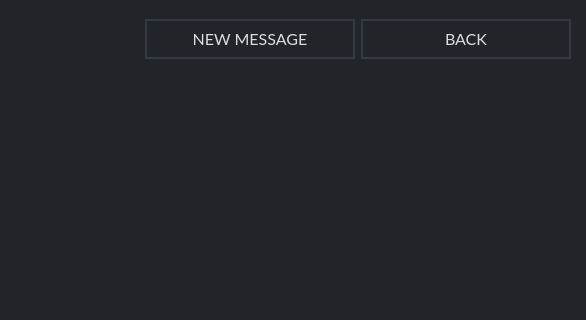
ConcealNetwork/conceal-desktop, file src/gui/ui/messagesframe.ui: the form before one commit; both pictures show x 684 to 1270 and y 0 to 320 of the 1270 by 700 pixel window.
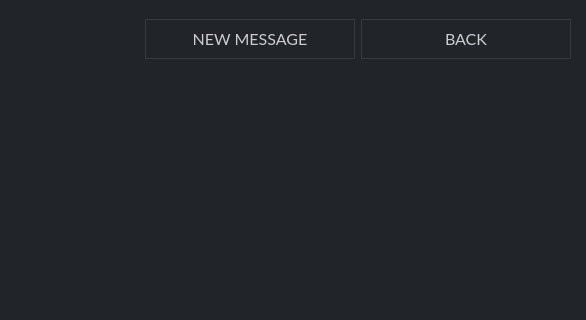
The form after the commit. Icons and pictures are not drawn.

What changed in the file:
```diff
--- a/src/gui/ui/messagesframe.ui
+++ b/src/gui/ui/messagesframe.ui
@@ -138,7 +138,9 @@
         </font>
        </property>
        <property name="styleSheet">
-        <string notr="true">color: #ddd; border: 2px solid #343a40; font-size: 16px;</string>
+        <string notr="true">QPushButton#m_newMessageButton {color: #ccc; border: 1px solid #343a40; font-size: 16px; background-color: #21259;}
+
+QPushButton#m_newMessageButton:hover {color: #ddd; border: 2px solid #444; font-size: 16px; background-color: #21259;}</string>
        </property>
        <property name="text">
         <string>NEW MESSAGE</string>
@@ -172,7 +174,9 @@
         </font>
        </property>
        <property name="styleSheet">
-        <string notr="true">color: #ddd; border: 2px solid #343a40; font-size: 16px;</string>
+        <string notr="true">QPushButton#m_backButton {color: #ccc; border: 1px solid #343a40; font-size: 16px; background-color: #21259;}
+
+QPushButton#m_backButton:hover {color: #ddd; border: 2px solid #444; font-size: 16px; background-color: #21259;}</string>
        </property>
        <property name="text">
         <string>BACK</string>
```
